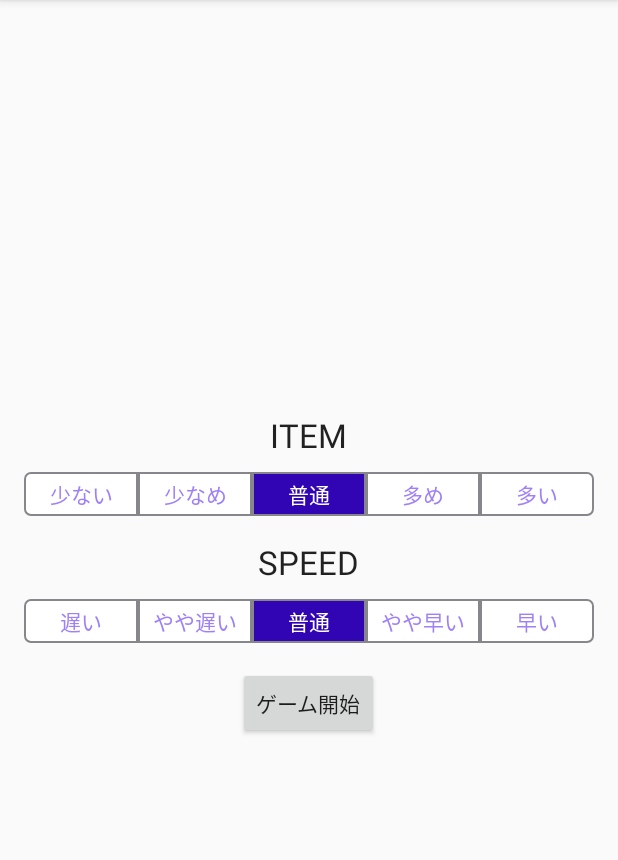
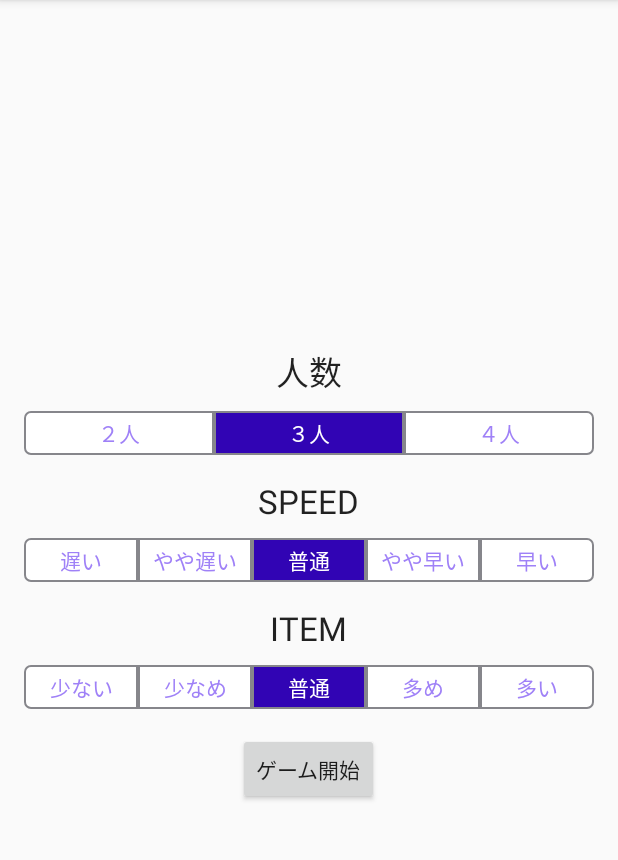
Before and after one commit to KIRIN3git/HoneycombBattle, an Android app: the screen it shows after launch (MainActivity), on a phone screen of 412 x 824 dp, the part 84-944 px from its top. Run offline under Robolectric (Android 15) with nearby library versions, the phone set to English and light mode, and no system bars.

Commit message:
トップ画面設定

```diff
--- a/app/src/main/java/kirin3/jp/honeycombbattle/main/MainActivity.java
+++ b/app/src/main/java/kirin3/jp/honeycombbattle/main/MainActivity.java
@@ -19,22 +19,32 @@ import kirin3.jp.honeycombbattle.game.GameActivity;
 
 public class MainActivity extends AppCompatActivity {
 
+
+    static RadioGroup sRadioGroupPlayerNumber;
+    static RadioGroup sRadioGroupPlayerSpeed;
     static RadioGroup sRadioGroupItemQuantity;
-    static RadioGroup sRadioGroupPlayerSpeed;
+
+    static RadioButton sRadioIButtonPlayerNumber;
+    static RadioButton sRadioIButtonPlayerSpeed;
 
     static RadioButton sRadioIButtonItemQuantity;
-    static RadioButton sRadioIButtonPlayerSpeed;
 
+
+
+
+    public static final String INTENT_PLAYER_SPEED = "INTENT_PLAYER_SPEED";
+    public static final String INTENT_PLAYER_NUMBER = "INTENT_PLAYER_NUMBER";
     public static final String INTENT_ITEM_QUANTITY = "INTENT_ITEM_QUANTITY";
-    public static final String INTENT_PLAYER_SPEED = "INTENT_PLAYER_SPEED";
 
     @Override
     protected void onCreate(Bundle savedInstanceState) {
         super.onCreate(savedInstanceState);
         setContentView(R.layout.activity_main);
 
+
+        sRadioGroupPlayerNumber = (RadioGroup) findViewById(R.id.RadioGroupPlayerNumber);
+        sRadioGroupPlayerSpeed = (RadioGroup) findViewById(R.id.RadioGroupPlayerSpeed);
         sRadioGroupItemQuantity = (RadioGroup) findViewById(R.id.RadioGroupItemQuantity);
-        sRadioGroupPlayerSpeed = (RadioGroup) findViewById(R.id.RadioGroupPlayerSpeed);
 
 
         sRadioGroupItemQuantity.setOnCheckedChangeListener(new RadioGroup.OnCheckedChangeListener() {
@@ -50,15 +60,17 @@ public class MainActivity extends AppCompatActivity {
             @Override
             public void onClick(View v) {
 
+                sRadioIButtonPlayerNumber = (RadioButton) findViewById(sRadioGroupPlayerNumber.getCheckedRadioButtonId());
+                sRadioIButtonPlayerSpeed = (RadioButton) findViewById(sRadioGroupPlayerSpeed.getCheckedRadioButtonId());
                 sRadioIButtonItemQuantity = (RadioButton) findViewById(sRadioGroupItemQuantity.getCheckedRadioButtonId());
-                sRadioIButtonPlayerSpeed = (RadioButton) findViewById(sRadioGroupPlayerSpeed.getCheckedRadioButtonId());
 
                 Log.w( "DEBUG_DATA", "sRadioIButtonItemQuantity.getId()" + sRadioIButtonItemQuantity.getText());
 
                 // インテントのインスタンス生成
                 Intent intent = new Intent(MainActivity.this, GameActivity.class);
+                intent.putExtra(INTENT_PLAYER_NUMBER,sRadioIButtonPlayerNumber.getText());
+                intent.putExtra(INTENT_PLAYER_SPEED,sRadioIButtonPlayerSpeed.getText());
                 intent.putExtra(INTENT_ITEM_QUANTITY,sRadioIButtonItemQuantity.getText());
-                intent.putExtra(INTENT_PLAYER_SPEED,sRadioIButtonPlayerSpeed.getText());
                 // ゲーム画面の起動
                 startActivity(intent);
 
--- a/app/src/main/java/kirin3/jp/honeycombbattle/mng/FieldMng.java
+++ b/app/src/main/java/kirin3/jp/honeycombbattle/mng/FieldMng.java
@@ -139,7 +139,7 @@ public class FieldMng {
 
 				// すでにペイント済み、枠内に中心点が入ったら
 				// 一旦、円で計算
-				for( int i = 0; i < PlayerMng.sPlayerNum; i++ ){
+				for(int i = 0; i < PlayerMng.sPlayerNumber; i++ ){
 					if( ((add_x - PlayerMng.players.get(i).nowPositionX) * (add_x - PlayerMng.players.get(i).nowPositionX) + (add_y - PlayerMng.players.get(i).nowPositionY) * (add_y - PlayerMng.players.get(i).nowPositionY)) < Math.pow(HEX_LENGTH_PX, 2) ){
 
 						//現在位置(col,row)を記録
@@ -225,7 +225,7 @@ public class FieldMng {
 						}
 					}
 					/*
-					for( int i = 1; i <= PlayerMng.sPlayerNum; i++ ){
+					for( int i = 1; i <= PlayerMng.sPlayerNumber; i++ ){
 						if( hex_color_num[col][row] / 10 == i ){
 
 							PlayerMng.players.get(i-1).nowPositionX = (int)center_x + (int)add_x;
@@ -269,7 +269,7 @@ public class FieldMng {
 			for( int row = 0; row < HEX_NUM_ROW; row++ ){
 
 				if( col_check == col && row_check == row ){
-					for( int user_i = 0; user_i < PlayerMng.sPlayerNum; user_i++ ){
+					for(int user_i = 0; user_i < PlayerMng.sPlayerNumber; user_i++ ){
 						if( hex_color_num[col][row] == PlayerMng.players.get(user_i).no ){
 							hex_color_num[col][row] = COUNT_NO;
 							countHitFlg = true;
--- a/app/src/main/res/layout/activity_main.xml
+++ b/app/src/main/res/layout/activity_main.xml
@@ -15,6 +15,138 @@
         android:gravity="center"
         android:layout_centerVertical="true"
         android:layout_centerHorizontal="true">
+
+
+        <TextView
+            android:id="@+id/number"
+            android:layout_height="wrap_content"
+            android:layout_width="wrap_content"
+            android:textAppearance="?android:attr/textAppearanceLarge"
+            android:text="人数"
+            android:layout_above="@+id/linearLayout1"
+            android:layout_marginBottom="10dp">
+        </TextView>
+
+        <RadioGroup
+            android:layout_height="wrap_content"
+            android:layout_width="match_parent"
+            android:id="@+id/RadioGroupPlayerNumber"
+            android:layout_marginLeft="16dp"
+            android:layout_marginRight="16dp"
+            android:layout_marginBottom="16dp"
+            android:orientation="horizontal">
+            <RadioButton
+                android:text="２人"
+                android:id="@+id/RadioPlayerNumber1"
+                android:layout_width="match_parent"
+                android:layout_height="match_parent"
+                android:background="@drawable/btn_radio_left"
+                android:textColor="@drawable/btn_radio_textcolor"
+                android:layout_weight="1"
+                android:button="@null"
+                android:gravity="center">
+            </RadioButton>
+            <RadioButton
+                android:text="３人"
+                android:checked="true"
+                android:id="@+id/RadioPlayerNumber2"
+                android:layout_width="match_parent"
+                android:layout_height="match_parent"
+                android:background="@drawable/btn_radio_center"
+                android:textColor="@drawable/btn_radio_textcolor"
+                android:layout_weight="1"
+                android:button="@null"
+                android:gravity="center">
+            </RadioButton>
+            <RadioButton
+                android:text="４人"
+                android:id="@+id/RadioPlayerNumber3"
+                android:layout_width="match_parent"
+                android:layout_height="match_parent"
+                android:background="@drawable/btn_radio_right"
+                android:textColor="@drawable/btn_radio_textcolor"
+                android:layout_weight="1"
+                android:button="@null"
+                android:gravity="center">
+            </RadioButton>
+        </RadioGroup>
+
+
+        <TextView
+            android:id="@+id/speed"
+            android:layout_height="wrap_content"
+            android:layout_width="wrap_content"
+            android:textAppearance="?android:attr/textAppearanceLarge"
+            android:text="SPEED"
+            android:layout_above="@+id/linearLayout1"
+            android:layout_marginBottom="10dp">
+        </TextView>
+
+        <RadioGroup
+            android:layout_height="wrap_content"
+            android:layout_width="match_parent"
+            android:id="@+id/RadioGroupPlayerSpeed"
+            android:layout_marginLeft="16dp"
+            android:layout_marginRight="16dp"
+            android:layout_marginBottom="16dp"
+            android:orientation="horizontal">
+            <RadioButton
+                android:text="遅い"
+                android:id="@+id/RadioPlayerSpeed1"
+                android:layout_width="match_parent"
+                android:layout_height="match_parent"
+                android:background="@drawable/btn_radio_left"
+                android:textColor="@drawable/btn_radio_textcolor"
+                android:layout_weight="1"
+                android:button="@null"
+                android:gravity="center">
+            </RadioButton>
+            <RadioButton
+                android:text="やや遅い"
+                android:id="@+id/RadioPlayerSpeed2"
+                android:layout_width="match_parent"
+                android:layout_height="match_parent"
+                android:background="@drawable/btn_radio_center"
+                android:textColor="@drawable/btn_radio_textcolor"
+                android:layout_weight="1"
+                android:button="@null"
+                android:gravity="center">
+            </RadioButton>
+            <RadioButton
+                android:text="普通"
+                android:checked="true"
+                android:id="@+id/RadioPlayerSpeed3"
+                android:layout_width="match_parent"
+                android:layout_height="match_parent"
+                android:background="@drawable/btn_radio_center"
+                android:textColor="@drawable/btn_radio_textcolor"
+                android:layout_weight="1"
+                android:button="@null"
+                android:gravity="center">
+            </RadioButton>
+            <RadioButton
+                android:text="やや早い"
+                android:id="@+id/RadioPlayerSpeed4"
+                android:layout_width="match_parent"
+                android:layout_height="match_parent"
+                android:background="@drawable/btn_radio_center"
+                android:textColor="@drawable/btn_radio_textcolor"
+                android:layout_weight="1"
+                android:button="@null"
+                android:gravity="center">
+            </RadioButton>
+            <RadioButton
+                android:text="早い"
+                android:id="@+id/RadioPlayerSpeed5"
+                android:layout_width="match_parent"
+                android:layout_height="match_parent"
+                android:background="@drawable/btn_radio_right"
+                android:textColor="@drawable/btn_radio_textcolor"
+                android:layout_weight="1"
+                android:button="@null"
+                android:gravity="center">
+            </RadioButton>
+        </RadioGroup>
 
         <TextView
             android:id="@+id/item"
@@ -92,82 +224,6 @@
             </RadioButton>
         </RadioGroup>
 
-        <TextView
-            android:id="@+id/speed"
-            android:layout_height="wrap_content"
-            android:layout_width="wrap_content"
-            android:textAppearance="?android:attr/textAppearanceLarge"
-            android:text="SPEED"
-            android:layout_above="@+id/linearLayout1"
-            android:layout_marginBottom="10dp">
-        </TextView>
-
-        <RadioGroup
-            android:layout_height="wrap_content"
-            android:layout_width="match_parent"
-            android:id="@+id/RadioGroupPlayerSpeed"
-            android:layout_marginLeft="16dp"
-            android:layout_marginRight="16dp"
-            android:layout_marginBottom="16dp"
-            android:orientation="horizontal">
-            <RadioButton
-                android:text="遅い"
-                android:id="@+id/RadioPlayerSpeed1"
-                android:layout_width="match_parent"
-                android:layout_height="match_parent"
-                android:background="@drawable/btn_radio_left"
-                android:textColor="@drawable/btn_radio_textcolor"
-                android:layout_weight="1"
-                android:button="@null"
-                android:gravity="center">
-            </RadioButton>
-            <RadioButton
-                android:text="やや遅い"
-                android:id="@+id/RadioPlayerSpeed2"
-                android:layout_width="match_parent"
-                android:layout_height="match_parent"
-                android:background="@drawable/btn_radio_center"
-                android:textColor="@drawable/btn_radio_textcolor"
-                android:layout_weight="1"
-                android:button="@null"
-                android:gravity="center">
-            </RadioButton>
-            <RadioButton
-                android:text="普通"
-                android:checked="true"
-                android:id="@+id/RadioPlayerSpeed3"
-                android:layout_width="match_parent"
-                android:layout_height="match_parent"
-                android:background="@drawable/btn_radio_center"
-                android:textColor="@drawable/btn_radio_textcolor"
-                android:layout_weight="1"
-                android:button="@null"
-                android:gravity="center">
-            </RadioButton>
-            <RadioButton
-                android:text="やや早い"
-                android:id="@+id/RadioPlayerSpeed4"
-                android:layout_width="match_parent"
-                android:layout_height="match_parent"
-                android:background="@drawable/btn_radio_center"
-                android:textColor="@drawable/btn_radio_textcolor"
-                android:layout_weight="1"
-                android:button="@null"
-                android:gravity="center">
-            </RadioButton>
-            <RadioButton
-                android:text="早い"
-                android:id="@+id/RadioPlayerSpeed5"
-                android:layout_width="match_parent"
-                android:layout_height="match_parent"
-                android:background="@drawable/btn_radio_right"
-                android:textColor="@drawable/btn_radio_textcolor"
-                android:layout_weight="1"
-                android:button="@null"
-                android:gravity="center">
-            </RadioButton>
-        </RadioGroup>
-
         <!--
         <TextView
             android:id="@+id/textView1"
--- a/app/src/main/res/values/strings.xml
+++ b/app/src/main/res/values/strings.xml
@@ -1,5 +1,9 @@
 <resources>
     <string name="app_name">HoneycombBattle</string>
+
+    <string name="number_1">２人</string>
+    <string name="number_2">３人</string>
+    <string name="number_3">４人</string>
     <string name="quantity_1">少ない</string>
     <string name="quantity_2">少なめ</string>
     <string name="quantity_3">普通</string>
```
Also changed, not shown: app/src/main/java/kirin3/jp/honeycombbattle/game/GameSurfaceView.java (+42 -24 lines), app/src/main/java/kirin3/jp/honeycombbattle/mng/ItemMng.java (+12 -5 lines), app/src/main/java/kirin3/jp/honeycombbattle/mng/PlayerMng.java (+21 -25 lines).
